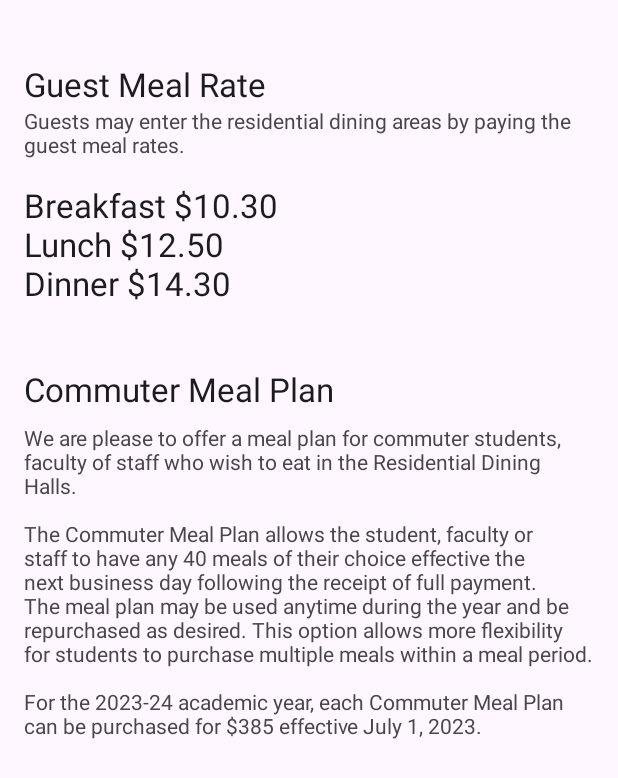
After one commit to samnanglath01/Beach, an Android app: the PricesFragment screen opened through its navigation route, on a phone screen of 412 x 824 dp. The commit adds this screen. Shown: the top 778 px of the screen. Run offline under Robolectric (Android 15) with nearby library versions, the phone set to English and light mode, and no system bars; 1 statement that could not run was skipped.

Commit message:
update louis branch

```diff
--- /dev/null
+++ b/app/src/main/java/com/example/beachtest/PricesFragment.kt
@@ -0,0 +1,17 @@
+package com.example.beachtest
+
+import android.os.Bundle
+import androidx.fragment.app.Fragment
+import android.view.LayoutInflater
+import android.view.View
+import android.view.ViewGroup
+
+class PricesFragment : Fragment() {
+    override fun onCreateView(
+        inflater: LayoutInflater, container: ViewGroup?,
+        savedInstanceState: Bundle?
+    ): View? {
+        // Inflate the layout for this fragment
+        return inflater.inflate(R.layout.fragment_prices, container, false)
+    }
+}
--- /dev/null
+++ b/app/src/main/res/layout/fragment_prices.xml
@@ -0,0 +1,56 @@
+<?xml version="1.0" encoding="utf-8"?>
+<ScrollView xmlns:android="http://schemas.android.com/apk/res/android"
+    android:layout_width="match_parent"
+    android:layout_height="match_parent">
+
+    <LinearLayout
+        android:layout_width="match_parent"
+        android:layout_height="wrap_content"
+        android:orientation="vertical"
+        android:padding="16dp">
+
+
+        <TextView
+            android:id="@+id/MealRateTitle"
+            android:layout_width="wrap_content"
+            android:layout_height="wrap_content"
+            android:text="Guest Meal Rate"
+            android:textAppearance="@style/TextAppearance.AppCompat.Large"
+            android:layout_marginTop="25dp" />
+
+        <TextView
+            android:id="@+id/MealRateInfo"
+            android:layout_width="wrap_content"
+            android:layout_height="wrap_content"
+            android:text="Guests may enter the residential dining areas by paying the guest meal rates."
+            android:layout_marginBottom="16dp" />
+
+        <TextView
+            android:id="@+id/MealRateList"
+            android:layout_width="wrap_content"
+            android:layout_height="wrap_content"
+            android:text="Breakfast $10.30\nLunch $12.50\nDinner $14.30"
+            android:textAppearance="@style/TextAppearance.AppCompat.Large"
+            android:layout_marginBottom="25dp" />
+
+        <TextView
+            android:id="@+id/CommuterMealPlanTitle"
+            android:layout_width="wrap_content"
+            android:layout_height="wrap_content"
+            android:text="Commuter Meal Plan"
+            android:textAppearance="@style/TextAppearance.AppCompat.Large"
+            android:layout_marginTop="16dp"
+            android:layout_marginBottom="8dp" />
+
+        <TextView
+            android:id="@+id/CommuterMealPlanInfo"
+            android:layout_width="wrap_content"
+            android:layout_height="wrap_content"
+            android:text="We are please to offer a meal plan for commuter students, faculty
+of staff who wish to eat in the Residential Dining Halls.\n\nThe Commuter Meal Plan allows the student, faculty or staff
+to have any 40 meals of their choice effective the next business day following the receipt of full payment.
+The meal plan may be used anytime during the year and be repurchased as desired. This option allows more
+flexibility for students to purchase multiple meals within a meal period.\n\nFor the 2023-24 academic year, each Commuter Meal Plan can be purchased for $385 effective July 1, 2023."/>
+
+    </LinearLayout>
+</ScrollView>
--- a/app/src/main/res/navigation/nav_graph.xml
+++ b/app/src/main/res/navigation/nav_graph.xml
@@ -34,9 +34,6 @@
         android:name="com.example.beachtest.ForgotPasswordEmailFragment"
         android:label="fragment_forgot_password_email"
         tools:layout="@layout/fragment_forgot_password_email" >
-        <action
-            android:id="@+id/action_forgotPasswordEmailFragment_to_verificationFragment"
-            app:destination="@id/verificationFragment" />
         <action
             android:id="@+id/action_forgotPasswordEmailFragment_to_signInFragment"
             app:destination="@id/signInFragment" />
@@ -75,18 +72,6 @@
             app:destination="@id/dietaryPreferenceFragment" />
     </fragment>
     <fragment
-        android:id="@+id/verificationFragment"
-        android:name="com.example.beachtest.VerificationFragment"
-        android:label="fragment_verification"
-        tools:layout="@layout/fragment_verification" >
-        <action
-            android:id="@+id/action_verificationFragment_to_resetPasswordFragment"
-            app:destination="@id/resetPasswordFragment" />
-        <action
-            android:id="@+id/action_verificationFragment_to_signInFragment"
-            app:destination="@id/signInFragment" />
-    </fragment>
-    <fragment
         android:id="@+id/resetPasswordFragment"
         android:name="com.example.beachtest.ResetPasswordFragment"
         android:label="fragment_reset_password"
@@ -99,5 +84,86 @@
         android:id="@+id/homeFragment"
         android:name="com.example.beachtest.HomeFragment"
         android:label="fragment_home"
-        tools:layout="@layout/fragment_home" />
+        tools:layout="@layout/fragment_home">
+        <action
+            android:id="@+id/action_homeFragment_to_weekDayFragment"
+            app:destination="@id/weekDayFragment">
+            <argument
+                android:name="diningHall"
+                app:argType="string"/>
+        </action>
+    </fragment>
+    <fragment
+        android:id="@+id/weekDayFragment"
+        android:name="com.example.beachtest.WeekDayFragment"
+        android:label="fragment_weekday"
+        tools:layout="@layout/fragment_week_day">
+        <argument
+            android:name="diningHall"
+            app:argType="string"/>
+        <action
+            android:id="@+id/action_weekDayFragment_to_mealTimeFragment"
+            app:destination="@id/mealTimeFragment">
+            <argument
+                android:name="day"
+                app:argType="string" />
+        </action>
+    </fragment>
+    <fragment
+        android:id="@+id/mealTimeFragment"
+        android:name="com.example.beachtest.MealTimeFragment"
+        android:label="fragment_meal_time"
+        tools:layout="@layout/fragment_meal_time">
+        <argument
+            android:name="diningHall"
+            app:argType="string"/>
+        <argument
+            android:name="day"
+            app:argType="string"/>
+        <action
+            android:id="@+id/action_mealTimeFragment_to_menuItemsFragment"
+            app:destination="@id/menuItemsFragment">
+            <argument
+                android:name="diningHall"
+                app:argType="string"/>
+            <argument
+                android:name="day"
+                app:argType="string"/>
+            <argument
+                android:name="mealTime"
+                app:argType="string"/>
+        </action>
+    </fragment>
+
+    <fragment
+        android:id="@+id/menuItemsFragment"
+        android:name="com.example.beachtest.MenuItemsFragment"
+        android:label="fragment_menu_items"
+        tools:layout="@layout/fragment_menu_items">
+        <argument
+            android:name="diningHall"
+            app:argType="string" />
+        <argument
+            android:name="day"
+            app:argType="string" />
+        <argument
+            android:name="mealTime"
+            app:argType="string" />
+    </fragment>
+
+    <fragment
+        android:id="@+id/hallHoursFragment"
+        android:name="com.example.beachtest.HallHoursFragment"
+        android:label="fragment_menu_items"
+        tools:layout="@layout/fragment_hall_hours">
+    </fragment>
+
+    <fragment
+        android:id="@+id/pricesFragment"
+        android:name="com.example.beachtest.PricesFragment"
+        android:label="fragment_prices_items"
+        tools:layout="@layout/fragment_prices">
+
+    </fragment>
+
 </navigation>
--- a/app/src/main/res/values/strings.xml
+++ b/app/src/main/res/values/strings.xml
@@ -19,5 +19,4 @@
     <string name="guest">Continue as Guest</string>
 
 
-
 </resources>
```
Also changed, not shown: app/src/main/java/com/example/beachtest/HallHoursFragment.kt (added, +17 -0 lines), app/src/main/java/com/example/beachtest/HomeFragment.kt (+25 -43 lines), app/src/main/java/com/example/beachtest/MealTimeFragment.kt (added, +48 -0 lines), app/src/main/java/com/example/beachtest/MenuItemsFragment.kt (added, +48 -0 lines), app/src/main/java/com/example/beachtest/WeekDayFragment.kt (added, +44 -0 lines), app/src/main/res/layout/fragment_hall_hours.xml (added, +64 -0 lines), app/src/main/res/layout/fragment_home.xml (+3 -10 lines), app/src/main/res/layout/fragment_meal_time.xml (added, +9 -0 lines), app/src/main/res/layout/fragment_menu_items.xml (added, +17 -0 lines), app/src/main/res/layout/fragment_verification.xml (deleted, +0 -69 lines), app/src/main/res/layout/fragment_week_day.xml (added, +10 -0 lines), app/src/main/res/drawable/csulbdininghalltitle.png (added), app/src/main/res/drawable/hillsidepic.png (added), app/src/main/res/drawable/parksidepic.png (added).
